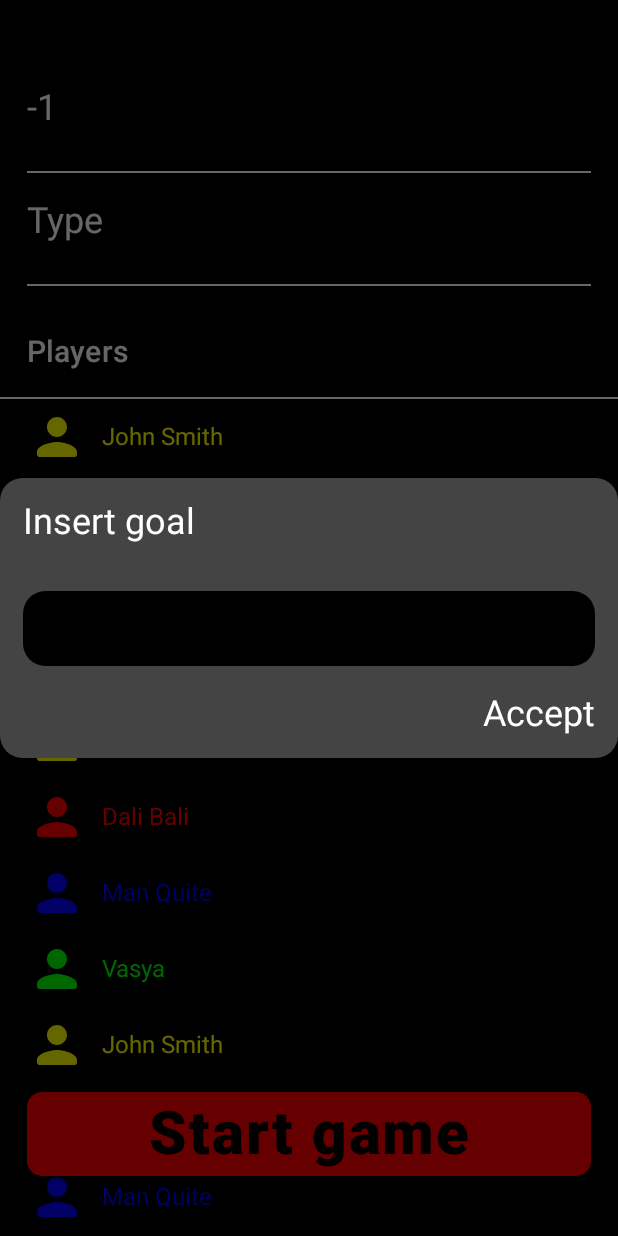
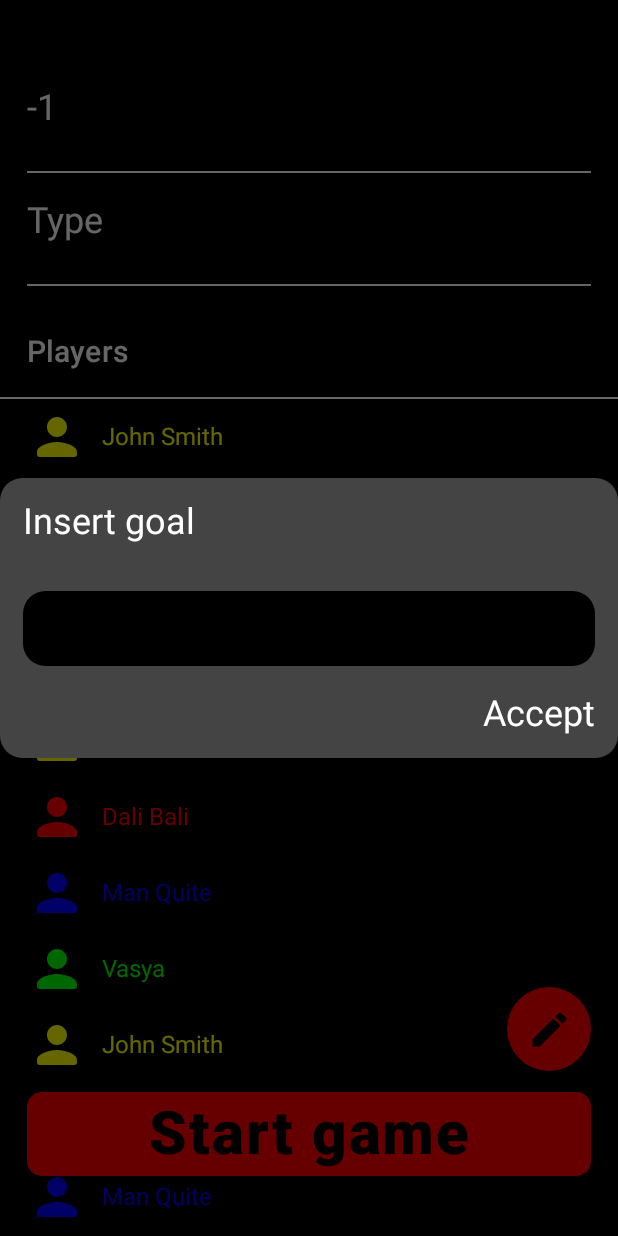
Before and after one commit to Edmko/UNO-counter, an Android app built with Jetpack Compose: the composable GameSettingScreen shown on its own in the app's theme, after a tap on "-1", on a phone screen of 412 x 824 dp. Run offline under Robolectric (Android 15) with nearby library versions, the phone set to English and light mode, and no system bars; our stand-ins replace Dagger/Hilt's generated code.

Commit message:
working on game setting screen

```diff
--- a/app/build.gradle.kts
+++ b/app/build.gradle.kts
@@ -50,10 +50,10 @@ dependencies {
 
     implementation(AndroidLibraries.core)
     implementation(AndroidLibraries.appCompat)
+    implementation(AndroidLibraries.materialCore)
 
     implementation(LifecycleLibraries.viewModel)
     implementation(LifecycleLibraries.runtime)
-    implementation(LifecycleLibraries.liveData)
 
     implementation(ComposeLibraries.ui)
     implementation(ComposeLibraries.uiTooling)
@@ -62,7 +62,6 @@ dependencies {
     implementation(ComposeLibraries.material)
     implementation(ComposeLibraries.materialIconsCore)
     implementation(ComposeLibraries.materialIconsExtended)
-    implementation(ComposeLibraries.liveData)
     implementation(ComposeLibraries.activity)
     implementation(ComposeLibraries.lifecycleViewModel)
     implementation(ComposeLibraries.constraint)
@@ -74,7 +73,6 @@ dependencies {
     implementation(HiltDependencies.hiltNavigation)
 
     implementation(Navigation.compose)
-    implementation(Navigation.ktx)
 
     implementation(Coroutines.android)
     implementation(Coroutines.core)
--- a/app/src/main/AndroidManifest.xml
+++ b/app/src/main/AndroidManifest.xml
@@ -12,10 +12,7 @@
         android:theme="@style/Theme.UNOcounter">
         <activity
             android:name=".MainActivity"
-            android:exported="true"
-            android:screenOrientation="portrait"
-            android:label="@string/app_name"
-            android:theme="@style/Theme.UNOcounter">
+            android:label="@string/app_name">
             <intent-filter>
                 <action android:name="android.intent.action.MAIN" />
 
--- a/app/src/main/java/ua/edmko/unocounter/MainViewModel.kt
+++ b/app/src/main/java/ua/edmko/unocounter/MainViewModel.kt
@@ -15,7 +15,7 @@ class MainViewModel @Inject constructor(private val navigationManager: Navigatio
 init{
     viewModelScope.launch {
         delay(1000L)
-        navigationManager.navigate(NavigationDirections.homeRoot)
+        navigationManager.navigate(NavigationDirections.gameSetting)
     }
 }
 }
--- a/app/src/main/java/ua/edmko/unocounter/base/BaseViewModel.kt
+++ b/app/src/main/java/ua/edmko/unocounter/base/BaseViewModel.kt
@@ -1,12 +1,15 @@
 package ua.edmko.unocounter.base
 
+import android.util.Log
 import androidx.lifecycle.ViewModel
 import kotlinx.coroutines.flow.MutableStateFlow
 import kotlinx.coroutines.flow.StateFlow
 import ua.edmko.unocounter.navigation.NavigationManager
 
 abstract class BaseViewModel<S: ViewState, A: Action, E: Event>(private val navigationManager: NavigationManager): ViewModel() {
-
+init {
+    Log.d(this.javaClass.canonicalName, "Create")
+}
     private val _viewStates: MutableStateFlow<S?> = MutableStateFlow(null)
     fun viewStates(): StateFlow<S?> = _viewStates
 
@@ -36,4 +39,9 @@ abstract class BaseViewModel<S: ViewState, A: Action, E: Event>(private val navi
         }
 
     abstract fun obtainEvent(viewEvent: E)
+
+    override fun onCleared() {
+        Log.d(this.javaClass.canonicalName, "Cleared")
+        super.onCleared()
+    }
 }
--- a/app/src/main/java/ua/edmko/unocounter/navigation/NavigationManager.kt
+++ b/app/src/main/java/ua/edmko/unocounter/navigation/NavigationManager.kt
@@ -1,9 +1,14 @@
 package ua.edmko.unocounter.navigation
 
+import kotlinx.coroutines.flow.MutableSharedFlow
 import kotlinx.coroutines.flow.MutableStateFlow
+import kotlinx.coroutines.flow.SharedFlow
 
 class NavigationManager {
-    var commands = MutableStateFlow(NavigationDirections.default)
 
-    fun navigate(directions: NavigationCommand){ commands.value = directions }
+    var commands = MutableSharedFlow<NavigationCommand>()
+
+    suspend fun navigate(directions: NavigationCommand) {
+        commands.emit(directions)
+    }
 }
--- a/app/src/main/java/ua/edmko/unocounter/ui/gameSetting/GameEvent.kt
+++ b/app/src/main/java/ua/edmko/unocounter/ui/gameSetting/GameEvent.kt
@@ -5,3 +5,4 @@ import ua.edmko.unocounter.base.Event
 sealed class GameEvent: Event
 class ChangeGoal(val goal: Int): GameEvent()
 object OnGoalClickEvent: GameEvent()
+object EditPlayers: GameEvent()
--- a/app/src/main/java/ua/edmko/unocounter/ui/gameSetting/GameSettingScreen.kt
+++ b/app/src/main/java/ua/edmko/unocounter/ui/gameSetting/GameSettingScreen.kt
@@ -1,5 +1,6 @@
 package ua.edmko.unocounter.ui.gameSetting
 
+import android.util.Log
 import androidx.compose.foundation.background
 import androidx.compose.foundation.clickable
 import androidx.compose.foundation.layout.*
@@ -11,6 +12,7 @@ import androidx.compose.foundation.text.KeyboardOptions
 import androidx.compose.material.*
 import androidx.compose.material.ButtonDefaults.buttonColors
 import androidx.compose.material.icons.Icons
+import androidx.compose.material.icons.filled.Edit
 import androidx.compose.material.icons.rounded.Person
 import androidx.compose.runtime.*
 import androidx.compose.ui.Alignment
@@ -22,7 +24,6 @@ import androidx.compose.ui.text.TextStyle
 import androidx.compose.ui.text.font.FontWeight
 import androidx.compose.ui.text.input.KeyboardType
 import androidx.compose.ui.text.style.TextAlign
-import androidx.compose.ui.tooling.preview.Preview
 import androidx.compose.ui.unit.dp
 import androidx.compose.ui.unit.sp
 import androidx.compose.ui.window.Dialog
@@ -34,16 +35,16 @@ import ua.edmko.unocounter.ui.theme.baseDimension
 fun GameSettingScreen(viewModel: GameSettingViewModel) {
     val state by viewModel.viewStates().collectAsState()
     UNOcounterTheme {
-
         //dialog
         if (state?.dialogShows == true) EditDialog { text -> viewModel.obtainEvent(ChangeGoal(text.toInt())) }
 
         Box(Modifier.fillMaxSize()) {
-            Column(Modifier
+            Column(
+                Modifier
                     .padding(0.dp, 40.dp, 0.dp, 0.dp)
                     .fillMaxSize()
             ) {
-                val goal =  state?.goal.toString()
+                val goal = state?.goal.toString()
                 TextFieldWithDivider(goal) { viewModel.obtainEvent(OnGoalClickEvent) }
                 TextFieldWithDivider(stringResource(R.string.type))
                 Text(
@@ -72,6 +73,22 @@ fun GameSettingScreen(viewModel: GameSettingViewModel) {
                     }
                 }
             }
+            FloatingActionButton(
+                modifier = Modifier
+                    .align(Alignment.BottomEnd)
+                    .padding(bottom = 110.dp, end = baseDimension),
+                backgroundColor = Color.Red,
+                onClick = { viewModel.obtainEvent(EditPlayers) }) {
+                Icon(
+                    Icons.Filled.Edit,
+                    contentDescription = "Edit",
+                    modifier = Modifier
+                        .size(30.dp)
+                        .align(Alignment.Center),
+                    tint = Color.Black
+                )
+
+            }
             GameButton(
                 text = stringResource(R.string.start_game),
                 modifier = Modifier
@@ -85,7 +102,7 @@ fun GameSettingScreen(viewModel: GameSettingViewModel) {
 }
 
 @Composable
-fun EditDialog(onClick: (String) -> Unit) {
+fun EditDialog(onClick: (String) -> Unit = {}) {
     Dialog(onDismissRequest = {}) {
         var text by remember { mutableStateOf("") }
         Column(
@@ -103,7 +120,7 @@ fun EditDialog(onClick: (String) -> Unit) {
             GameEditText(value = text) { text = it }
 
             Text(
-                text = "Accept",
+                text = stringResource(R.string.accept),
                 color = Color.White,
                 fontSize = 24.sp,
                 modifier = Modifier
@@ -117,7 +134,7 @@ fun EditDialog(onClick: (String) -> Unit) {
 }
 
 @Composable
-fun GameEditText(value: String, onValueChanged: (String) -> Unit) {
+fun GameEditText(value: String, onValueChanged: (String) -> Unit = {}) {
     BasicTextField(
         modifier = Modifier
             .padding(top = 32.dp)
@@ -143,9 +160,8 @@ fun GameEditText(value: String, onValueChanged: (String) -> Unit) {
     }
 }
 
-@Preview
 @Composable
-fun PlayerItem(player: String = "John Smith", color: Color = Color.Red) {
+fun PlayerItem(player: String, color: Color) {
     Row(verticalAlignment = Alignment.CenterVertically) {
         Icon(
             Icons.Rounded.Person,
@@ -163,9 +179,8 @@ fun PlayerItem(player: String = "John Smith", color: Color = Color.Red) {
     }
 }
 
-@Preview(widthDp = 300)
 @Composable
-fun GameButton(text: String = "Start game", modifier: Modifier = Modifier) {
+fun GameButton(text: String, modifier: Modifier = Modifier) {
     Button(
         onClick = {},
         shape = RoundedCornerShape(10.dp),
@@ -183,9 +198,8 @@ fun GameButton(text: String = "Start game", modifier: Modifier = Modifier) {
     }
 }
 
-@Preview
 @Composable
-fun TextFieldWithDivider(initText: String = "Goal", click: (() -> Unit)? = null) {
+fun TextFieldWithDivider(initText: String, click: (() -> Unit)? = null) {
     Column(Modifier.clickable {
         click?.invoke()
     }) {
--- a/app/src/main/java/ua/edmko/unocounter/ui/gameSetting/GameSettingViewModel.kt
+++ b/app/src/main/java/ua/edmko/unocounter/ui/gameSetting/GameSettingViewModel.kt
@@ -1,9 +1,14 @@
 package ua.edmko.unocounter.ui.gameSetting
 
+import android.util.Log
+import androidx.lifecycle.viewModelScope
 import dagger.hilt.android.lifecycle.HiltViewModel
+import kotlinx.coroutines.launch
 import ua.edmko.unocounter.base.BaseViewModel
+import ua.edmko.unocounter.navigation.NavigationDirections
 import ua.edmko.unocounter.navigation.NavigationManager
 import javax.inject.Inject
+import kotlin.random.Random
 
 @HiltViewModel
 class GameSettingViewModel @Inject constructor(private val navigationManager: NavigationManager) :
@@ -17,6 +22,7 @@ class GameSettingViewModel @Inject constructor(private val navigationManager: Na
         when (viewEvent) {
             is ChangeGoal -> setGoal(viewEvent.goal)
             is OnGoalClickEvent -> changeGoal()
+            is EditPlayers -> viewModelScope.launch {navigationManager.navigate(NavigationDirections.players)}
         }
     }
 
--- /dev/null
+++ b/app/src/main/java/ua/edmko/unocounter/ui/players/PlayersAction.kt
@@ -0,0 +1,6 @@
+package ua.edmko.unocounter.ui.players
+
+import ua.edmko.unocounter.base.Action
+
+class PlayersAction: Action {
+}
--- /dev/null
+++ b/app/src/main/java/ua/edmko/unocounter/ui/players/PlayersEvent.kt
@@ -0,0 +1,6 @@
+package ua.edmko.unocounter.ui.players
+
+import ua.edmko.unocounter.base.Event
+
+class PlayersEvent: Event {
+}
--- /dev/null
+++ b/app/src/main/java/ua/edmko/unocounter/ui/players/PlayersViewState.kt
@@ -0,0 +1,6 @@
+package ua.edmko.unocounter.ui.players
+
+import ua.edmko.unocounter.base.ViewState
+
+class PlayersViewState: ViewState {
+}
--- a/app/src/main/res/values/strings.xml
+++ b/app/src/main/res/values/strings.xml
@@ -5,4 +5,5 @@
     <string name="players">Players</string>
     <string name="start_game">Start game</string>
     <string name="insert_goal">Insert goal</string>
+    <string name="accept">Accept</string>
 </resources>
--- a/app/src/main/res/values/themes.xml
+++ b/app/src/main/res/values/themes.xml
@@ -1,5 +1,5 @@
 <resources xmlns:tools="http://schemas.android.com/tools">
-    <style name="Theme.UNOcounter" parent="android:Theme.Material.Light.NoActionBar">
+    <style name="Theme.UNOcounter" parent="Theme.MaterialComponents.DayNight.NoActionBar">
         <item name="colorPrimary">@color/red</item>
         <item name="android:colorBackground">@color/black</item>
         <item name="background">@color/black</item>
```
Also changed, not shown: app/src/main/java/ua/edmko/unocounter/MainActivity.kt (+26 -28 lines), app/src/main/java/ua/edmko/unocounter/navigation/NavigationCommand.kt (+8 -4 lines), app/src/main/java/ua/edmko/unocounter/navigation/NavigationDirections.kt (+7 -15 lines), app/src/main/java/ua/edmko/unocounter/ui/players/PlayersScreen.kt (added, +20 -0 lines), app/src/main/java/ua/edmko/unocounter/ui/players/PlayersViewModel.kt (added, +14 -0 lines), buildSrc/src/main/java/ua/edmko/buildsrc/Dependencies.kt (+4 -5 lines).
